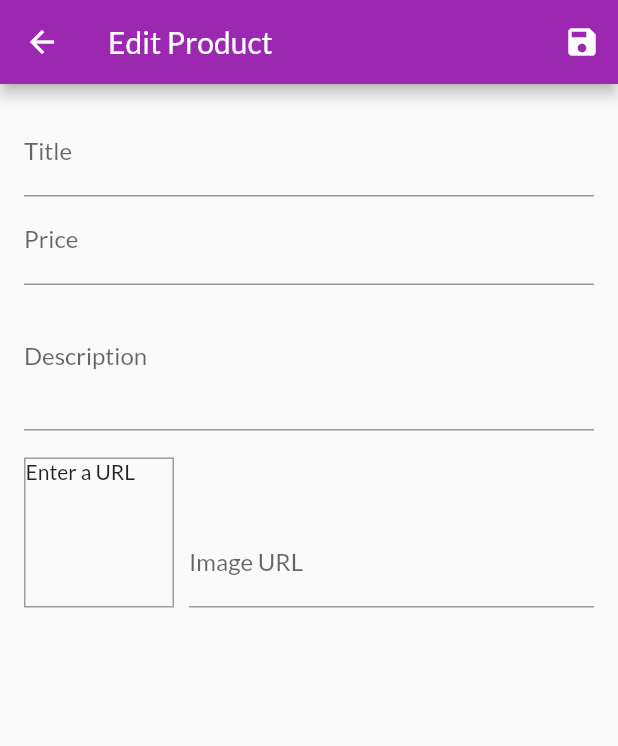
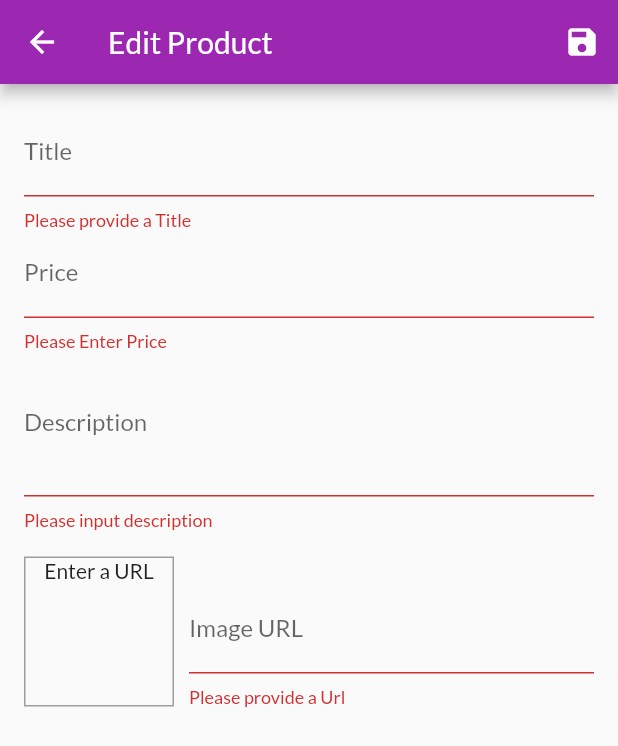
Before and after one commit to yatharth25/MyShop-App, a Flutter app: the EditProductScreen screen opened by its route, after a tap on the "save" icon, on a phone screen of 412 x 824 dp. Shown: the top 746 px of the screen. Run offline on Flutter 3.47's test engine with Material 2 defaults, Android fonts, the phone set to English and light mode, and no system bars; network calls fail.

Commit message:
added Adding and Deleting new  products full logic

```diff
--- a/lib/screens/edit_product_screen.dart
+++ b/lib/screens/edit_product_screen.dart
@@ -1,5 +1,8 @@
 import 'package:flutter/material.dart';
+import 'package:provider/provider.dart';
+
 import '../providers/product.dart';
+import '../providers/products_provider.dart';
 
 class EditProductScreen extends StatefulWidget {
   static const routeName = '/edit-products';
@@ -28,6 +31,34 @@ class _EditProductScreenState extends State<EditProductScreen> {
     super.initState();
   }
 
+  var _isInit = true;
+  var _initValues = {
+    'title': '',
+    'price': '',
+    'description': '',
+    'imageUrl': '',
+  };
+
+  @override
+  void didChangeDependencies() {
+    if (_isInit) {
+      final productId = ModalRoute.of(context).settings.arguments as String;
+      if (productId != null) {
+        _editedProduct =
+            Provider.of<Products>(context, listen: false).findById(productId);
+        _initValues = {
+          'title': _editedProduct.title,
+          'price': _editedProduct.price.toString(),
+          'description': _editedProduct.description,
+          'imageUrl': '',
+        };
+        _imageUrlController.text = _editedProduct.imageUrl;
+      }
+    }
+    _isInit = false;
+    super.didChangeDependencies();
+  }
+
   @override
   void dispose() {
     _imageUrlFocusNode.removeListener(_updateImageUrl);
@@ -45,7 +76,19 @@ class _EditProductScreenState extends State<EditProductScreen> {
   }
 
   void _saveForm() {
+    final isValid = _form.currentState.validate();
+    if (!isValid) {
+      return;
+    }
     _form.currentState.save();
+    if (_editedProduct.id != null) {
+      Provider.of<Products>(context, listen: false)
+          .updateProduct(_editedProduct.id, _editedProduct);
+    } else {
+      Provider.of<Products>(context, listen: false).addProduct(_editedProduct);
+    }
+
+    Navigator.of(context).pop();
   }
 
   Widget build(BuildContext context) {
@@ -55,7 +98,9 @@ class _EditProductScreenState extends State<EditProductScreen> {
         actions: [
           IconButton(
             icon: Icon(Icons.save),
-            onPressed: () {},
+            onPressed: () {
+              _saveForm();
+            },
           )
         ],
       ),
@@ -66,10 +111,17 @@ class _EditProductScreenState extends State<EditProductScreen> {
           child: ListView(
             children: [
               TextFormField(
+                initialValue: _initValues['title'],
                 decoration: InputDecoration(labelText: 'Title'),
                 textInputAction: TextInputAction.next,
                 onFieldSubmitted: (_) {
                   FocusScope.of(context).requestFocus(_priceFocusNode);
+                },
+                validator: (value) {
+                  if (value.isEmpty) {
+                    return 'Please provide a Title';
+                  }
+                  return null;
                 },
                 onSaved: (value) {
                   _editedProduct = Product(
@@ -77,11 +129,13 @@ class _EditProductScreenState extends State<EditProductScreen> {
                     price: _editedProduct.price,
                     description: _editedProduct.description,
                     imageUrl: _editedProduct.imageUrl,
-                    id: null,
+                    id: _editedProduct.id,
+                    isFavorite: _editedProduct.isFavorite,
                   );
                 },
               ),
               TextFormField(
+                initialValue: _initValues['price'],
                 decoration: InputDecoration(labelText: 'Price'),
                 textInputAction: TextInputAction.next,
                 keyboardType: TextInputType.number,
@@ -89,29 +143,53 @@ class _EditProductScreenState extends State<EditProductScreen> {
                 onFieldSubmitted: (_) {
                   FocusScope.of(context).requestFocus(_descFocusNode);
                 },
+                validator: (value) {
+                  if (value.isEmpty) {
+                    return 'Please Enter Price';
+                  }
+                  if (double.tryParse(value) == null) {
+                    return 'Please enter valid number';
+                  }
+                  if (double.tryParse(value) <= 0) {
+                    return 'Please enter a number greater than 0';
+                  }
+                  return null;
+                },
                 onSaved: (value) {
                   _editedProduct = Product(
                     title: _editedProduct.title,
                     price: double.parse(value),
                     description: _editedProduct.description,
                     imageUrl: _editedProduct.imageUrl,
-                    id: null,
+                    id: _editedProduct.id,
+                    isFavorite: _editedProduct.isFavorite,
                   );
                 },
               ),
               TextFormField(
+                initialValue: _initValues['description'],
                 decoration: InputDecoration(labelText: 'Description'),
                 maxLines: 3,
                 textInputAction: TextInputAction.next,
                 keyboardType: TextInputType.multiline,
                 focusNode: _descFocusNode,
+                validator: (value) {
+                  if (value.isEmpty) {
+                    return 'Please input description';
+                  }
+                  if (value.length < 10) {
+                    return 'Should be at least 10 chracters long.';
+                  }
+                  return null;
+                },
                 onSaved: (value) {
                   _editedProduct = Product(
                     title: _editedProduct.title,
                     price: _editedProduct.price,
                     description: value,
                     imageUrl: _editedProduct.imageUrl,
-                    id: null,
+                    id: _editedProduct.id,
+                    isFavorite: _editedProduct.isFavorite,
                   );
                 },
               ),
@@ -120,6 +198,7 @@ class _EditProductScreenState extends State<EditProductScreen> {
                 crossAxisAlignment: CrossAxisAlignment.end,
                 children: [
                   Container(
+                    alignment: Alignment.topCenter,
                     width: 100,
                     height: 100,
                     margin: EdgeInsets.only(
@@ -147,13 +226,30 @@ class _EditProductScreenState extends State<EditProductScreen> {
                       controller: _imageUrlController,
                       focusNode: _imageUrlFocusNode,
                       onFieldSubmitted: (_) => _saveForm(),
+                      validator: (value) {
+                        if (value.isEmpty) {
+                          setState(() {});
+                          return 'Please provide a Url';
+                        }
+                        if (!value.startsWith('http') &&
+                            !value.startsWith('https')) {
+                          return 'Enter a valid Url';
+                        }
+                        if (!value.endsWith('jpeg') &&
+                            !value.endsWith('jpg') &&
+                            !value.endsWith('png')) {
+                          return 'Enter valid Url';
+                        }
+                        return null;
+                      },
                       onSaved: (value) {
                         _editedProduct = Product(
                           title: _editedProduct.title,
                           price: _editedProduct.price,
                           description: _editedProduct.description,
                           imageUrl: value,
-                          id: null,
+                          id: _editedProduct.id,
+                          isFavorite: _editedProduct.isFavorite,
                         );
                       },
                     ),
--- a/lib/screens/user_products.dart
+++ b/lib/screens/user_products.dart
@@ -31,6 +31,7 @@ class UserProductsScreen extends StatelessWidget {
           itemBuilder: (_, i) => Column(
             children: [
               UserProductItem(
+                productsData.items[i].id,
                 productsData.items[i].title,
                 productsData.items[i].imageUrl,
               ),
```
Also changed, not shown: lib/providers/products_provider.dart (+24 -2 lines), lib/widgets/user_product_item.dart (+13 -3 lines).
